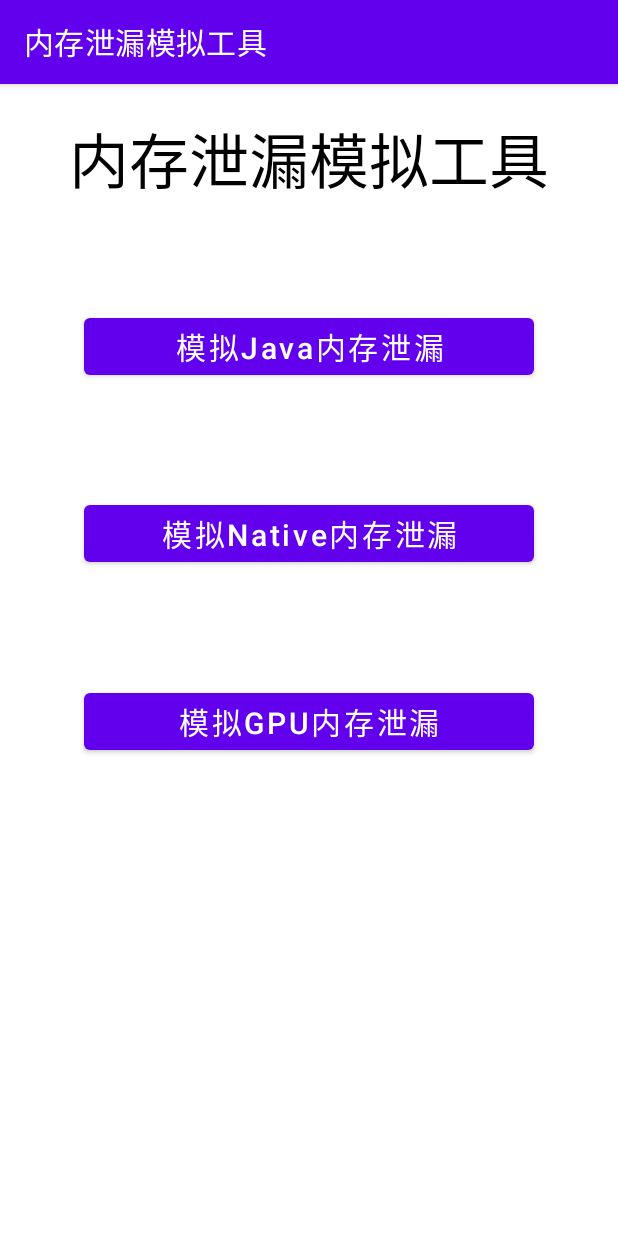
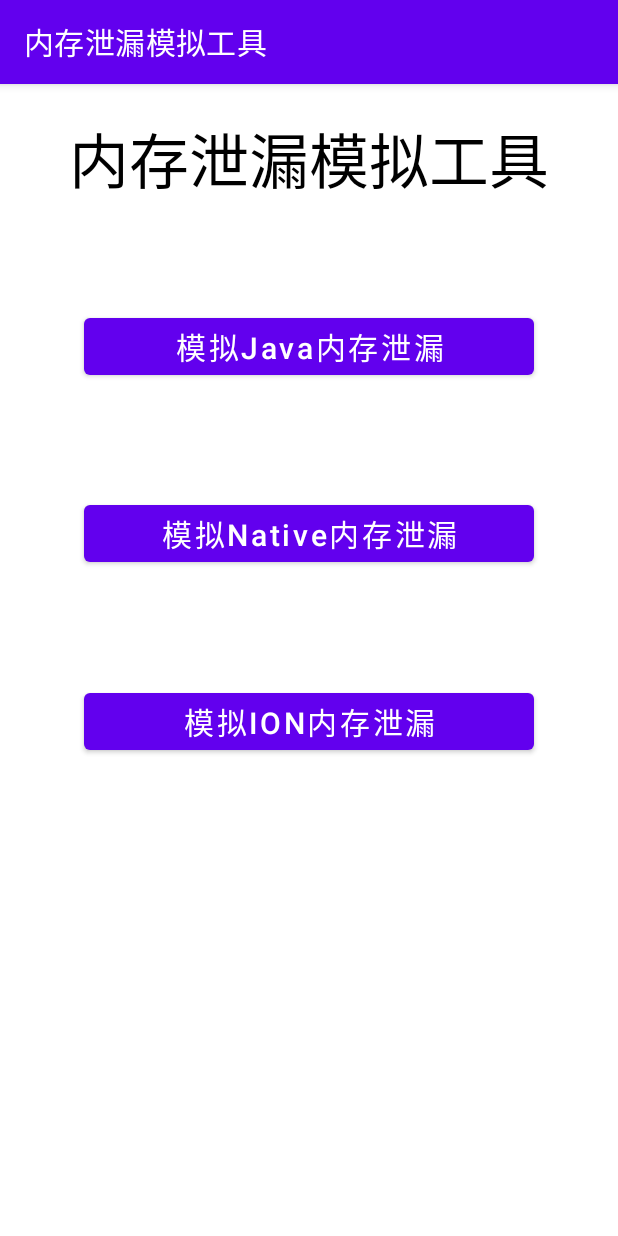
Before and after one commit to ccchendh/MemoryLeak, an Android app: the screen it shows after launch (MainActivity), on a phone screen of 412 x 824 dp. Run offline under Robolectric (Android 15) with nearby library versions, the phone set to English and light mode, and no system bars.

Commit message:
try ionleak

```diff
--- a/app/src/main/java/com/example/memoryleak/GPUImitation.java
+++ b/app/src/main/java/com/example/memoryleak/GPUImitation.java
@@ -21,6 +21,7 @@ import java.util.ArrayList;
 import java.util.List;
 import java.util.Timer;
 import java.util.TimerTask;
+
 
 public class GPUImitation extends AppCompatActivity implements View.OnClickListener {
 
--- a/app/src/main/java/com/example/memoryleak/MainActivity.java
+++ b/app/src/main/java/com/example/memoryleak/MainActivity.java
@@ -17,7 +17,7 @@ public class MainActivity extends AppCompatActivity implements View.OnClickListe
 
         Button btn1 = findViewById(R.id.JavaHeap_imitation);
         Button btn2 = findViewById(R.id.NativeHeap_imitation);
-        Button btn3 = findViewById(R.id.GPU_imitation);
+        Button btn3 = findViewById(R.id.ION_imitation);
 
         btn1.setOnClickListener(this);
         btn2.setOnClickListener(this);
@@ -34,7 +34,7 @@ public class MainActivity extends AppCompatActivity implements View.OnClickListe
             startActivity(new Intent(this, NativeHeap.class));
         }
         else{
-            startActivity(new Intent(this, GPUImitation.class));
+            startActivity(new Intent(this, IonImitation.class));
         }
     }
 }
--- a/app/src/main/res/layout/activity_main.xml
+++ b/app/src/main/res/layout/activity_main.xml
@@ -57,10 +57,10 @@
         android:gravity="top|center">
 
         <Button
-            android:id="@+id/GPU_imitation"
+            android:id="@+id/ION_imitation"
             android:layout_width="300dp"
             android:layout_height="wrap_content"
-            android:text="@string/GPU_imitation"
+            android:text="@string/ION_imitation"
             android:textSize="20sp"
             android:textAllCaps="false"/>
 
--- a/app/src/main/res/values/strings.xml
+++ b/app/src/main/res/values/strings.xml
@@ -18,6 +18,8 @@
     <string name="PSS_tmp_amount">当前PSS内存大小: </string>
     <string name="GPU_imitation">模拟GPU内存泄漏</string>
     <string name="Graphics_tmp_amount">当前Graphics内存大小: </string>
+    <string name="ION_imitation">模拟ION内存泄漏</string>
+    <string name="ION_tmp_amount">当前ION内存大小: </string>
     <string name="blank">   </string>
     <!-- TODO: Remove or change this placeholder text -->
     <string name="hello_blank_fragment">Hello blank fragment</string>
```
Also changed, not shown: app/src/main/AndroidManifest.xml (+6 -3 lines).
